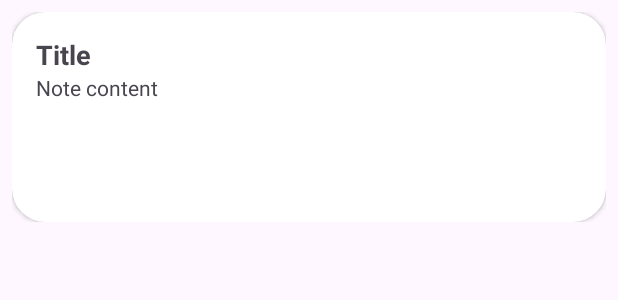
After one commit to Rumacar05/NotesApp, an Android app: the layout item_note.xml on its own in the app's theme, with its tools: preview values and no code run, on a phone screen of 412 x 824 dp. The commit adds this screen. Shown: the top 300 px of the screen. Run offline under Robolectric (Android 15) with nearby library versions, the phone set to English and light mode, and no system bars.

Commit message:
Add note view

```diff
--- /dev/null
+++ b/app/src/main/res/drawable/ic_add_note.xml
@@ -0,0 +1,5 @@
+<vector xmlns:android="http://schemas.android.com/apk/res/android" android:autoMirrored="true" android:height="24dp" android:tint="#000000" android:viewportHeight="24" android:viewportWidth="24" android:width="24dp">
+
+    <path android:fillColor="@android:color/white" android:pathData="M14,2L6,2c-1.1,0 -1.99,0.9 -1.99,2L4,20c0,1.1 0.89,2 1.99,2L18,22c1.1,0 2,-0.9 2,-2L20,8l-6,-6zM16,16h-3v3h-2v-3L8,16v-2h3v-3h2v3h3v2zM13,9L13,3.5L18.5,9L13,9z"/>
+
+</vector>
--- /dev/null
+++ b/app/src/main/res/layout/item_note.xml
@@ -0,0 +1,44 @@
+<?xml version="1.0" encoding="utf-8"?>
+<androidx.constraintlayout.widget.ConstraintLayout xmlns:android="http://schemas.android.com/apk/res/android"
+    xmlns:app="http://schemas.android.com/apk/res-auto"
+    xmlns:tools="http://schemas.android.com/tools"
+    android:layout_width="match_parent"
+    android:layout_height="140dp"
+    android:layout_margin="8dp">
+
+    <androidx.cardview.widget.CardView
+        android:id="@+id/cvNote"
+        android:layout_width="0dp"
+        android:layout_height="0dp"
+        app:cardCornerRadius="22dp"
+        app:layout_constraintBottom_toBottomOf="parent"
+        app:layout_constraintEnd_toEndOf="parent"
+        app:layout_constraintStart_toStartOf="parent"
+        app:layout_constraintTop_toTopOf="parent">
+
+        <LinearLayout
+            android:layout_width="match_parent"
+            android:layout_height="wrap_content"
+            android:orientation="vertical"
+            android:padding="16dp">
+
+            <TextView
+                android:id="@+id/tvTitle"
+                android:layout_width="wrap_content"
+                android:layout_height="wrap_content"
+                android:textSize="18sp"
+                android:textStyle="bold"
+                tools:text="Title" />
+
+            <TextView
+                android:id="@+id/tvContent"
+                android:layout_width="wrap_content"
+                android:layout_height="wrap_content"
+                android:textSize="14sp"
+                tools:text="Note content" />
+
+        </LinearLayout>
+
+    </androidx.cardview.widget.CardView>
+
+</androidx.constraintlayout.widget.ConstraintLayout>
--- a/app/src/main/res/values/strings.xml
+++ b/app/src/main/res/values/strings.xml
@@ -1,3 +1,4 @@
 <resources>
     <string name="app_name">NotesApp</string>
+    <string name="add_new_note">Add new note</string>
 </resources>
```
Also changed, not shown: app/src/main/java/com/ruma/notes/MainActivity.kt (+15 -1 lines), app/src/main/java/com/ruma/notes/ui/NoteAdapter.kt (added, +22 -0 lines), app/src/main/java/com/ruma/notes/ui/NoteViewHolder.kt (added, +16 -0 lines), app/src/main/res/layout/activity_main.xml (+17 -5 lines).
